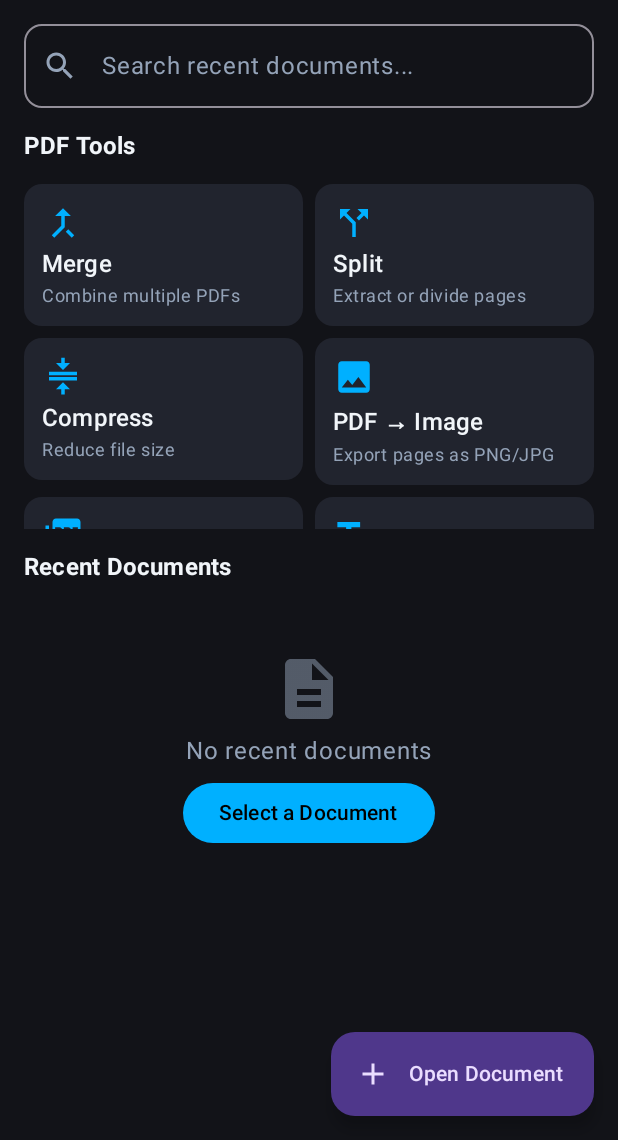
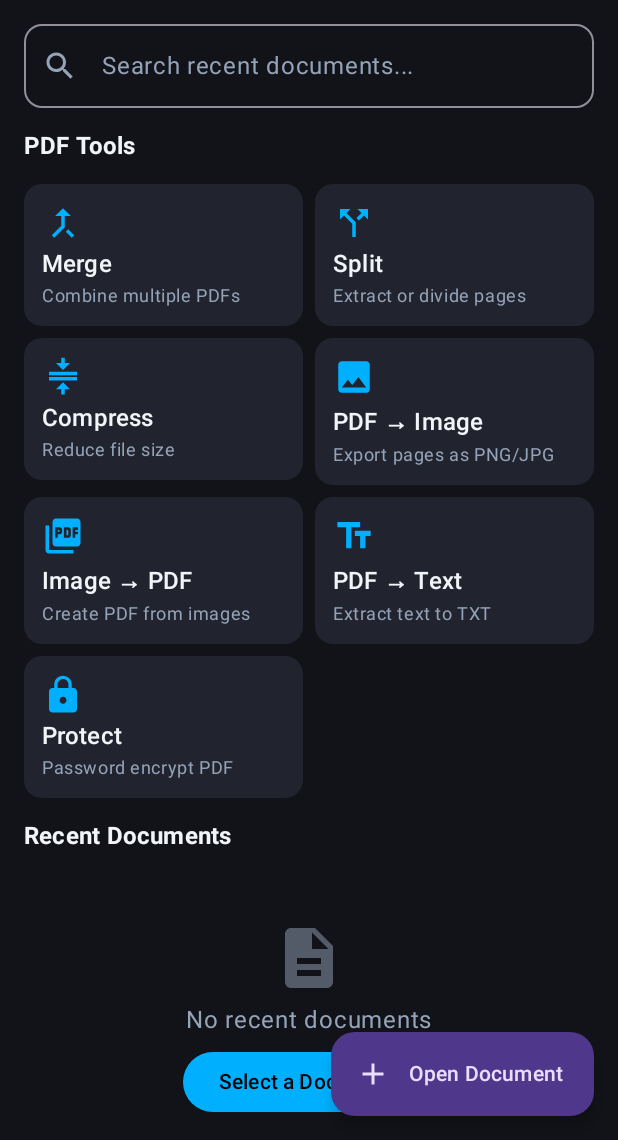
Before and after one commit to manavsharma111/pdf-viewer, an Android app built with Jetpack Compose: the screen it shows after launch (MainActivity), on a phone screen of 412 x 824 dp, the part 96-1236 px from its top. Run offline under Robolectric (Android 15) with nearby library versions, the phone set to English and light mode, and no system bars; our stand-ins replace Room's generated code; libraries missing offline, so code that uses them is left out: com.tom_roush.pdfbox; 1 statement that could not run was skipped.

Commit message:
Fix launch crash: navigation query parameters nullable and safe layouts

```diff
--- a/app/src/main/AndroidManifest.xml
+++ b/app/src/main/AndroidManifest.xml
@@ -10,8 +10,6 @@
     <application
         android:name=".PdfViewerApplication"
         android:allowBackup="true"
-        android:dataExtractionRules="@null"
-        android:fullBackupContent="@null"
         android:icon="@drawable/ic_launcher_foreground"
         android:label="@string/app_name"
         android:roundIcon="@drawable/ic_launcher_foreground"
--- a/app/src/main/java/com/antigravity/pdfviewer/PdfViewerApplication.kt
+++ b/app/src/main/java/com/antigravity/pdfviewer/PdfViewerApplication.kt
@@ -48,8 +48,12 @@ class PdfViewerApplication : Application() {
         super.onCreate()
         instance = this
 
-        // Initialize Apache PDFBox Android resource loader
-        PDFBoxResourceLoader.init(applicationContext)
+        // Initialize Apache PDFBox Android resource loader safely
+        runCatching {
+            PDFBoxResourceLoader.init(applicationContext)
+        }.onFailure {
+            it.printStackTrace()
+        }
 
         // Local storage & preferences
         database = AppDatabase.getInstance(this)
--- a/app/src/main/java/com/antigravity/pdfviewer/presentation/home/HomeScreen.kt
+++ b/app/src/main/java/com/antigravity/pdfviewer/presentation/home/HomeScreen.kt
@@ -222,25 +222,22 @@ fun HomeScreen(
                 )
             }
 
-            // Tools Horizontal / Grid Row
+            // Tools Row / Column Layout (Safe non-lazy layout to avoid nested scroll crashes)
             item {
-                LazyVerticalGrid(
-                    columns = GridCells.Adaptive(minSize = 140.dp),
-                    modifier = Modifier
-                        .fillMaxWidth()
-                        .height(230.dp),
-                    horizontalArrangement = Arrangement.spacedBy(8.dp),
-                    verticalArrangement = Arrangement.spacedBy(8.dp),
-                    userScrollEnabled = false
+                Column(verticalArrangement = Arrangement.spacedBy(8.dp)) {
+                    tools.chunked(2).forEach { pair ->
+                        Row(
+                            modifier = Modifier.fillMaxWidth(),
+                            horizontalArrangement = Arrangement.spacedBy(8.dp)
                         ) {
-                    items(tools) { tool ->
+                            pair.forEach { tool ->
                                 Card(
                                     onClick = tool.onClick,
                                     colors = CardDefaults.cardColors(
                                         containerColor = MaterialTheme.colorScheme.surfaceVariant.copy(alpha = 0.6f)
                                     ),
                                     shape = MaterialTheme.shapes.medium,
-                            modifier = Modifier.fillMaxWidth()
+                                    modifier = Modifier.weight(1f)
                                 ) {
                                     Column(
                                         modifier = Modifier.padding(12.dp),
@@ -264,6 +261,11 @@ fun HomeScreen(
                                             maxLines = 1,
                                             overflow = TextOverflow.Ellipsis
                                         )
+                                    }
+                                }
+                            }
+                            if (pair.size == 1) {
+                                Spacer(modifier = Modifier.weight(1f))
                             }
                         }
                     }
--- a/app/src/main/java/com/antigravity/pdfviewer/presentation/navigation/AppNavGraph.kt
+++ b/app/src/main/java/com/antigravity/pdfviewer/presentation/navigation/AppNavGraph.kt
@@ -67,16 +67,20 @@ fun AppNavGraph(
         composable(
             route = Screen.Reader.route,
             arguments = listOf(
-                navArgument("uri") { type = NavType.StringType },
+                navArgument("uri") {
+                    type = NavType.StringType
+                    nullable = true
+                    defaultValue = null
+                },
                 navArgument("page") {
                     type = NavType.IntType
                     defaultValue = 0
                 }
             )
         ) { backStackEntry ->
-            val uriStr = backStackEntry.arguments?.getString("uri") ?: ""
+            val uriStr = backStackEntry.arguments?.getString("uri")
             val initialPage = backStackEntry.arguments?.getInt("page") ?: 0
-            val uri = Uri.parse(Uri.decode(uriStr))
+            val uri = if (!uriStr.isNullOrBlank()) Uri.parse(Uri.decode(uriStr)) else Uri.EMPTY
 
             val readerViewModel: PdfReaderViewModel = viewModel(
                 factory = PdfReaderViewModel.Factory(
@@ -103,11 +107,15 @@ fun AppNavGraph(
         composable(
             route = Screen.PageManagement.route,
             arguments = listOf(
-                navArgument("uri") { type = NavType.StringType }
+                navArgument("uri") {
+                    type = NavType.StringType
+                    nullable = true
+                    defaultValue = null
+                }
             )
         ) { backStackEntry ->
-            val uriStr = backStackEntry.arguments?.getString("uri") ?: ""
-            val uri = Uri.parse(Uri.decode(uriStr))
+            val uriStr = backStackEntry.arguments?.getString("uri")
+            val uri = if (!uriStr.isNullOrBlank()) Uri.parse(Uri.decode(uriStr)) else Uri.EMPTY
 
             val pageManagementViewModel: PageManagementViewModel = viewModel(
                 factory = PageManagementViewModel.Factory(
```
Lines whose indentation alone changed are shown as unchanged.
